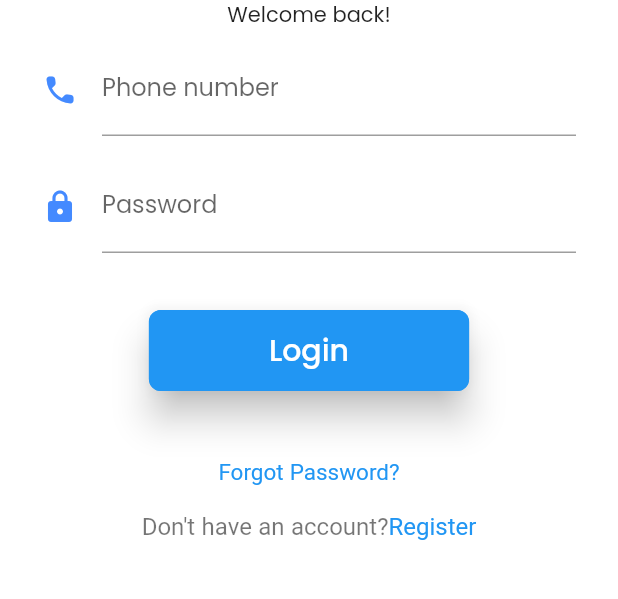
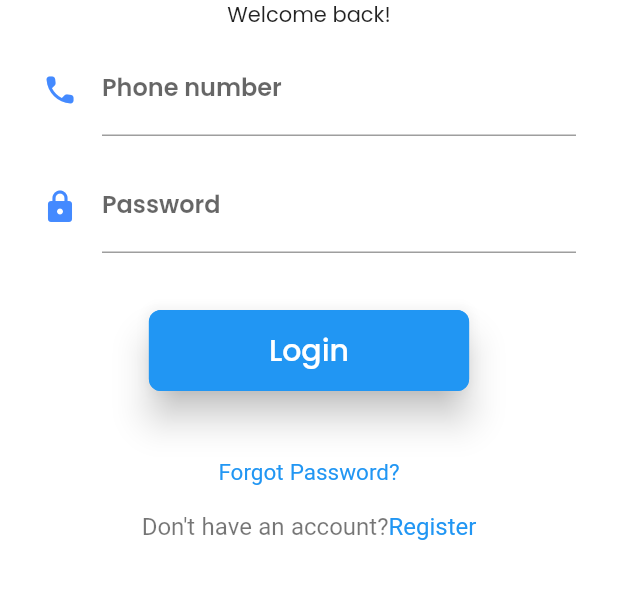
Before and after one commit to college-related/cabavenue_drive, a Flutter app: the screen it shows after launch, on a phone screen of 412 x 824 dp, the part 197-796 px from its top. Run offline on Flutter 3.47's test engine with Material 2 defaults, Android fonts, the phone set to English and light mode, and no system bars; our stand-ins replace custom_navigation_bar, flutter_dotenv, flutter_secure_storage, google_fonts, iconsax, image_picker.

Commit message:
[theme]: add subtitle1 theme

```diff
--- a/lib/utils/theme.dart
+++ b/lib/utils/theme.dart
@@ -41,6 +41,9 @@ class AppTheme {
           fontSize: 18.0,
           fontWeight: FontWeight.bold,
         ),
+        subtitle1: TextStyle(
+          fontWeight: FontWeight.w600,
+        ),
         subtitle2: TextStyle(
           fontWeight: FontWeight.w600,
           color: Colors.blueGrey,
```
